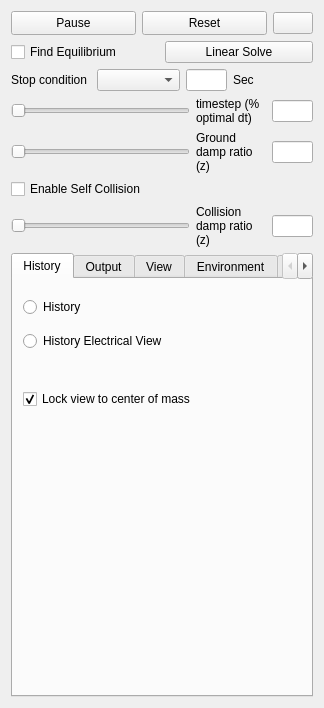
Before: the Qt Designer form VoxCAD/src/main/vPhysics.ui in liusida/gpuVoxels, drawn with Qt 5.
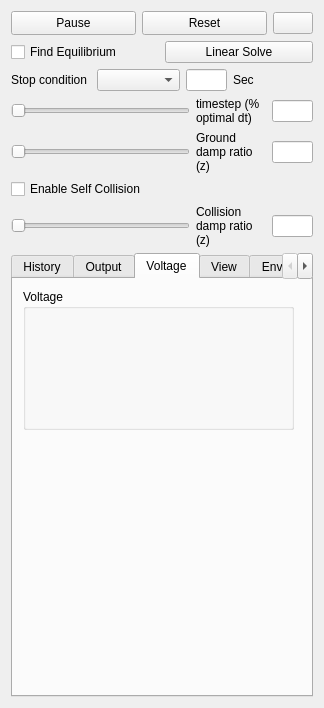
After: the same form once the commit is applied. Icons and pictures are not drawn. Custom widgets are drawn as their Qt base class.

Commit message: add qcustom plot to a new tab

What changed in the file:
```diff
--- a/VoxCAD/src/main/vPhysics.ui
+++ b/VoxCAD/src/main/vPhysics.ui
@@ -500,7 +500,7 @@
       <enum>QTabWidget::North</enum>
      </property>
      <property name="currentIndex">
-      <number>0</number>
+      <number>2</number>
      </property>
      <widget class="QWidget" name="tab">
       <attribute name="title">
@@ -538,7 +538,7 @@
          <x>10</x>
          <y>80</y>
          <width>281</width>
-         <height>80</height>
+         <height>41</height>
         </rect>
        </property>
        <layout class="QHBoxLayout" name="horizontalLayout_18">
@@ -565,6 +565,34 @@
        </item>
       </layout>
      </widget>
+     <widget class="QWidget" name="tab_2">
+      <attribute name="title">
+       <string>Voltage</string>
+      </attribute>
+      <widget class="QGroupBox" name="groupBox">
+       <property name="geometry">
+        <rect>
+         <x>10</x>
+         <y>10</y>
+         <width>271</width>
+         <height>141</height>
+        </rect>
+       </property>
+       <property name="title">
+        <string>Voltage</string>
+       </property>
+       <widget class="QCustomPlot" name="voltagePlot" native="true">
+        <property name="geometry">
+         <rect>
+          <x>0</x>
+          <y>20</y>
+          <width>271</width>
+          <height>121</height>
+         </rect>
+        </property>
+       </widget>
+      </widget>
+     </widget>
      <widget class="QWidget" name="View">
       <attribute name="title">
        <string>View</string>
@@ -1313,6 +1341,14 @@
    </item>
   </layout>
  </widget>
+ <customwidgets>
+  <customwidget>
+   <class>QCustomPlot</class>
+   <extends>QWidget</extends>
+   <header>qcustomplot.h</header>
+   <container>1</container>
+  </customwidget>
+ </customwidgets>
  <resources>
   <include location="../../VoxCad.qrc"/>
  </resources>
```
The commit also changes 5 other files.
